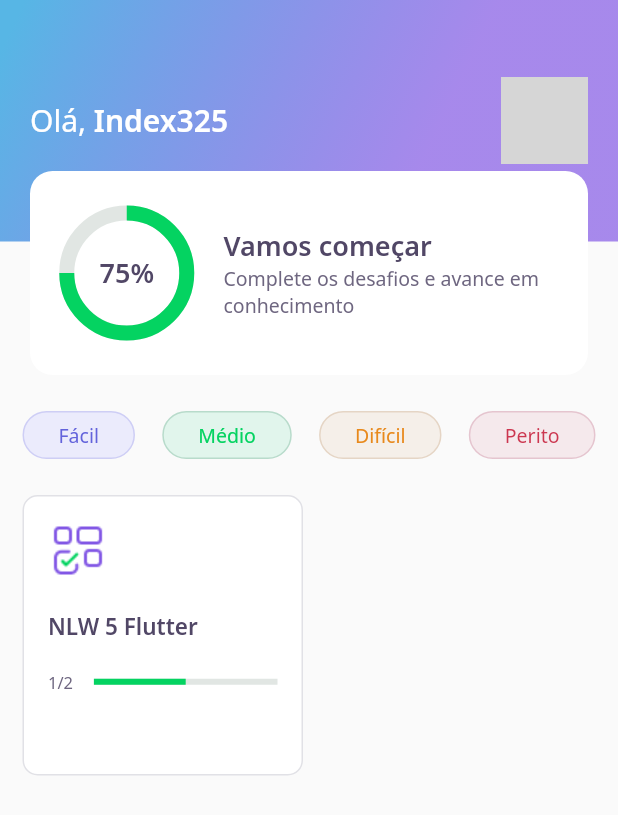
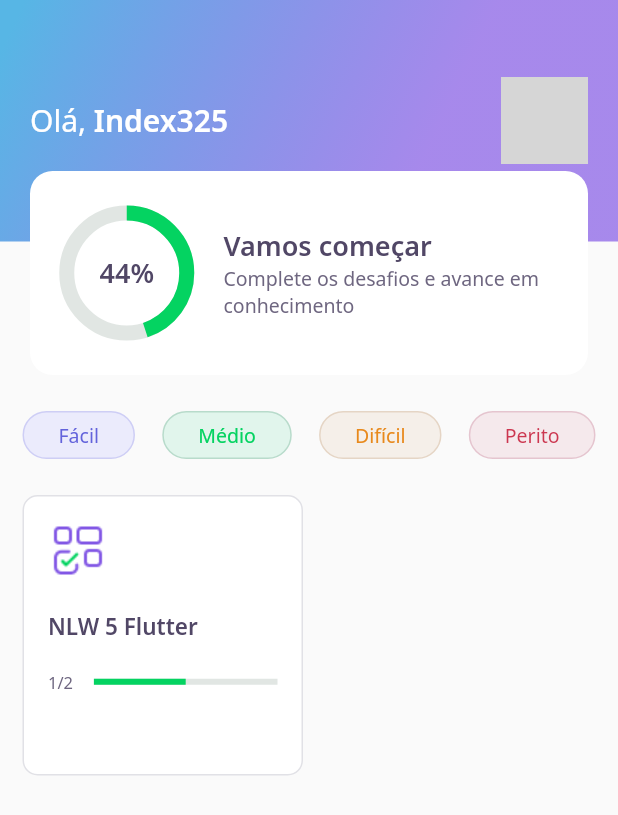
Before and after one commit to index325/nlw05-flutter-dev_quiz, a Flutter app: the HomePage screen opened directly, on a phone screen of 412 x 824 dp. Shown: the top 815 px of the screen. Run offline on Flutter 3.47's test engine with Material 2 defaults, Android fonts, the phone set to English and light mode, and no system bars; our stand-ins replace google_fonts, share_plus; accounts and stored records are empty; network calls fail; grey boxes are pictures that could not be loaded.

Commit message:
AULA 5 - Final

```diff
--- a/lib/challenge/challenge_controller.dart
+++ b/lib/challenge/challenge_controller.dart
@@ -6,4 +6,6 @@ class ChallengeController {
 
   int get currentPage => currentPageNotifier.value;
   set currentPage(int value) => currentPageNotifier.value = value;
+
+  int qtdRightAnswers = 0;
 }
--- a/lib/challenge/widgets/answer/answer_widget.dart
+++ b/lib/challenge/widgets/answer/answer_widget.dart
@@ -8,7 +8,7 @@ class AnswerWidget extends StatelessWidget {
   final AnswerModel answer;
 
   final bool isSelected;
-  final VoidCallback onTap;
+  final ValueChanged<bool> onTap;
   final bool disabled;
 
   const AnswerWidget({
@@ -43,7 +43,9 @@ class AnswerWidget extends StatelessWidget {
       child: IgnorePointer(
         ignoring: disabled,
         child: GestureDetector(
-          onTap: onTap,
+          onTap: () {
+            onTap(answer.isRight);
+          },
           child: Container(
             padding: EdgeInsets.symmetric(horizontal: 16, vertical: 4),
             decoration: BoxDecoration(
--- a/lib/core/app_widget.dart
+++ b/lib/core/app_widget.dart
@@ -1,11 +1,9 @@
-import 'package:DevQuiz/challenge/challenge_page.dart';
-import 'package:DevQuiz/home/home_page.dart';
 import 'package:DevQuiz/splash/splash_page.dart';
 import 'package:flutter/material.dart';
 
 class AppWidget extends StatelessWidget {
   @override
   Widget build(BuildContext context) {
-    return MaterialApp(title: "DevQuiz", home: HomePage());
+    return MaterialApp(title: "DevQuiz", home: SplashPage());
   }
 }
--- a/lib/home/home_page.dart
+++ b/lib/home/home_page.dart
@@ -76,6 +76,7 @@ class _HomePageState extends State<HomePage> {
                                     context,
                                     CupertinoPageRoute(
                                       builder: (context) => ChallengePage(
+                                        title: e.title,
                                         questions: e.questions,
                                       ),
                                     ));
--- a/lib/home/widgets/appbar/app_bar_widget.dart
+++ b/lib/home/widgets/appbar/app_bar_widget.dart
@@ -43,7 +43,10 @@ class AppBarWidget extends PreferredSize {
                     ),
                   ),
                   Align(
-                      alignment: Alignment(0.0, 1.0), child: ScoreCardWidget())
+                      alignment: Alignment(0.0, 1.0),
+                      child: ScoreCardWidget(
+                        percent: user.score / 100,
+                      ))
                 ],
               ),
             ));
--- a/lib/home/widgets/chart/chart_widget.dart
+++ b/lib/home/widgets/chart/chart_widget.dart
@@ -1,16 +1,46 @@
+import 'package:flutter/material.dart';
+
 import 'package:DevQuiz/core/app_colors.dart';
 import 'package:DevQuiz/core/app_text_styles.dart';
-import 'package:flutter/material.dart';
 
-class ChartWidget extends StatelessWidget {
-  const ChartWidget({Key? key}) : super(key: key);
+class ChartWidget extends StatefulWidget {
+  final double percent;
+  const ChartWidget({
+    Key? key,
+    required this.percent,
+  }) : super(key: key);
+
+  @override
+  _ChartWidgetState createState() => _ChartWidgetState();
+}
+
+class _ChartWidgetState extends State<ChartWidget>
+    with SingleTickerProviderStateMixin {
+  late AnimationController _controller;
+  late Animation<double> _animation;
+
+  void _initAnimation() {
+    _controller =
+        AnimationController(vsync: this, duration: Duration(seconds: 3));
+    _animation =
+        Tween<double>(begin: 0.0, end: widget.percent).animate(_controller);
+    _controller.forward();
+  }
+
+  @override
+  void initState() {
+    _initAnimation();
+    super.initState();
+  }
 
   @override
   Widget build(BuildContext context) {
     return Container(
       height: 80,
       width: 80,
-      child: Stack(
+      child: AnimatedBuilder(
+        animation: _animation,
+        builder: (context, _) => Stack(
           children: [
             Center(
               child: Container(
@@ -18,7 +48,7 @@ class ChartWidget extends StatelessWidget {
                 width: 80,
                 child: CircularProgressIndicator(
                   strokeWidth: 10,
-                value: 0.75,
+                  value: _animation.value,
                   backgroundColor: AppColors.chartSecondary,
                   valueColor:
                       AlwaysStoppedAnimation<Color>(AppColors.chartPrimary),
@@ -27,12 +57,13 @@ class ChartWidget extends StatelessWidget {
             ),
             Center(
               child: Text(
-              "75%",
+                "${(_animation.value * 100).toInt()}%",
                 style: AppTextStyles.heading,
               ),
             ),
           ],
         ),
+      ),
     );
   }
 }
--- a/lib/home/widgets/score_card/score_card_widget.dart
+++ b/lib/home/widgets/score_card/score_card_widget.dart
@@ -1,9 +1,17 @@
+import 'package:flutter/material.dart';
+
 import 'package:DevQuiz/core/app_colors.dart';
 import 'package:DevQuiz/core/app_text_styles.dart';
 import 'package:DevQuiz/home/widgets/chart/chart_widget.dart';
-import 'package:flutter/material.dart';
 
 class ScoreCardWidget extends StatelessWidget {
+  final double percent;
+
+  const ScoreCardWidget({
+    Key? key,
+    required this.percent,
+  }) : super(key: key);
+
   @override
   Widget build(BuildContext context) {
     return Padding(
@@ -17,7 +25,12 @@ class ScoreCardWidget extends StatelessWidget {
           child: Row(
             crossAxisAlignment: CrossAxisAlignment.center,
             children: [
-              Expanded(flex: 1, child: ChartWidget()),
+              Expanded(
+                flex: 1,
+                child: ChartWidget(
+                  percent: percent,
+                ),
+              ),
               Expanded(
                 flex: 3,
                 child: Padding(
--- a/pubspec.yaml
+++ b/pubspec.yaml
@@ -10,6 +10,7 @@ dependencies:
     sdk: flutter
   cupertino_icons: ^1.0.2
   google_fonts: ^2.0.0
+  share_plus: ^2.0.1
 
 dev_dependencies:
   flutter_test:
```
Also changed, not shown: lib/challenge/challenge_page.dart (+24 -4 lines), lib/challenge/widgets/next_button/next_button_widget.dart (+9 -0 lines), lib/challenge/widgets/quiz/quiz_widget.dart (+4 -4 lines), lib/result/result_page.dart (added, +97 -0 lines), lib/splash/splash_page.dart (+13 -1 lines). Lines whose indentation alone changed are shown as unchanged.
